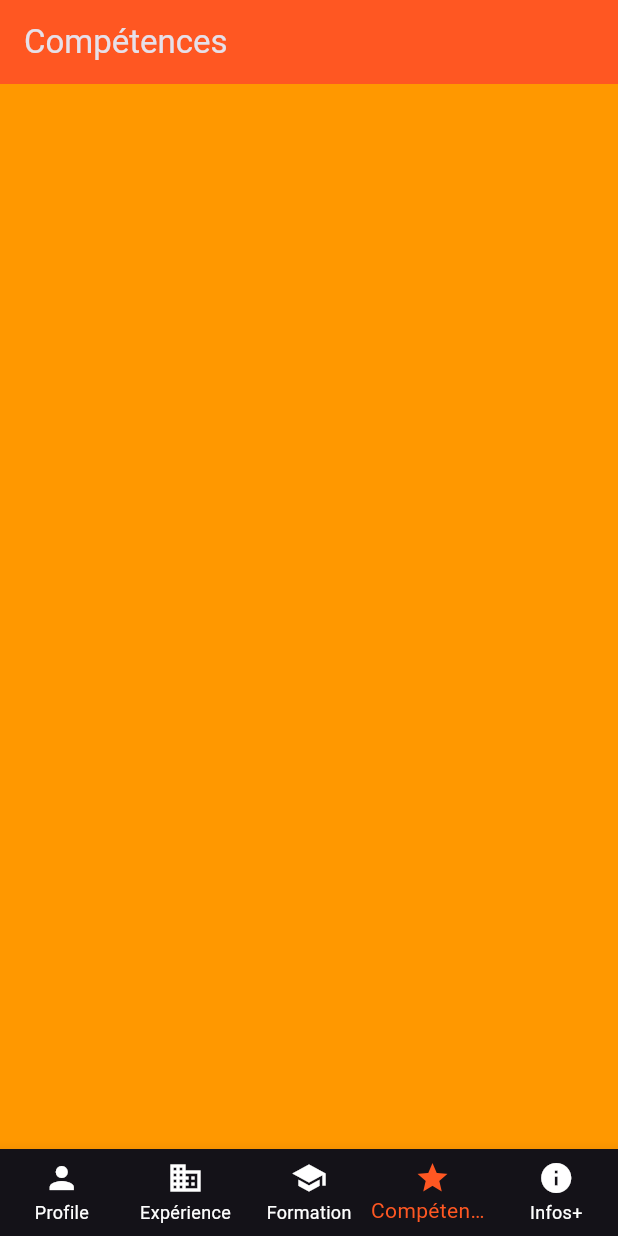
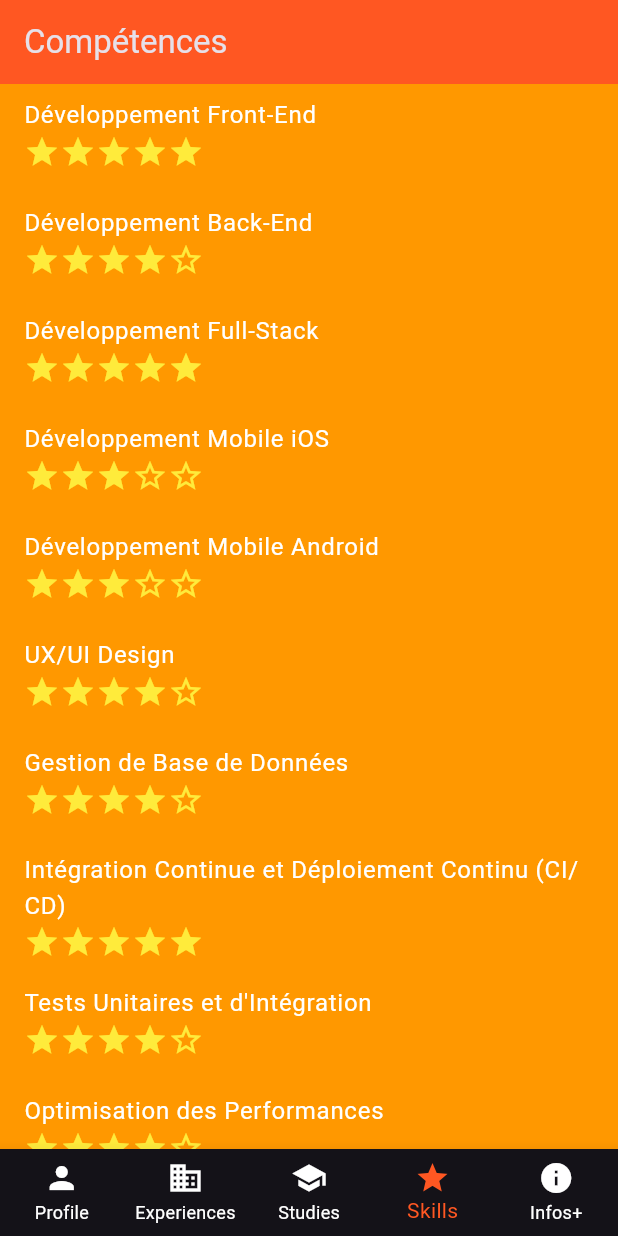
Before and after one commit to Nenuphare/CV_Flutter, a Flutter app: the screen it shows after launch, item 4 of the bottom bar chosen, on a phone screen of 412 x 824 dp. Run offline on Flutter 3.47's test engine with Material 3 defaults, Android fonts, the phone set to English and light mode, and no system bars; network calls fail.

Commit message:
Skills screen

```diff
--- a/lib/screens/device.dart
+++ b/lib/screens/device.dart
@@ -35,15 +35,15 @@ class _DeviceScreenState extends State<DeviceScreen> {
           ),
           BottomNavigationBarItem(
             icon: Icon(Icons.business),
-            label: 'Expérience',
+            label: 'Experiences',
           ),
           BottomNavigationBarItem(
             icon: Icon(Icons.school),
-            label: 'Formation',
+            label: 'Studies',
           ),
           BottomNavigationBarItem(
             icon: Icon(Icons.star),
-            label: 'Compétences',
+            label: 'Skills',
           ),
           BottomNavigationBarItem(
             icon: Icon(Icons.info),
--- a/lib/screens/skills.dart
+++ b/lib/screens/skills.dart
@@ -5,11 +5,68 @@ class SkillsScreen extends StatelessWidget {
 
   @override
   Widget build(BuildContext context) {
+    final List<Map<String, dynamic>> skills = [
+      {'name': 'Développement Front-End', 'level': 5},
+      {'name': 'Développement Back-End', 'level': 4},
+      {'name': 'Développement Full-Stack', 'level': 5},
+      {'name': 'Développement Mobile iOS', 'level': 3},
+      {'name': 'Développement Mobile Android', 'level': 3},
+      {'name': 'UX/UI Design', 'level': 4},
+      {'name': 'Gestion de Base de Données', 'level': 4},
+      {
+        'name': 'Intégration Continue et Déploiement Continu (CI/CD)',
+        'level': 5
+      },
+      {'name': 'Tests Unitaires et d\'Intégration', 'level': 4},
+      {'name': 'Optimisation des Performances', 'level': 4},
+      {'name': 'Sécurité Web', 'level': 5},
+      {'name': 'API RESTful', 'level': 5},
+      {'name': 'GraphQL', 'level': 3},
+      {'name': 'Développement avec Flutter', 'level': 5},
+      {'name': 'Développement avec React Native', 'level': 4},
+      {'name': 'Développement avec Vue.js', 'level': 4},
+      {'name': 'Développement avec Angular', 'level': 3},
+      {'name': 'Développement avec Django', 'level': 4},
+      {'name': 'Développement avec Node.js', 'level': 5},
+      {'name': 'Développement avec Laravel', 'level': 3},
+      {'name': 'Développement avec Ruby on Rails', 'level': 2},
+      {'name': 'Développement avec Spring Boot', 'level': 4},
+      {'name': 'Développement avec Kotlin', 'level': 3},
+      {'name': 'Développement avec Swift', 'level': 4},
+      {'name': 'Développement avec JavaScript', 'level': 5},
+      {'name': 'Développement avec TypeScript', 'level': 4},
+      {'name': 'Développement avec Python', 'level': 5},
+      {'name': 'Développement avec PHP', 'level': 4},
+      {'name': 'Développement avec Java', 'level': 5},
+      {'name': 'Développement avec C#', 'level': 4},
+    ];
+
     return Scaffold(
       appBar: AppBar(
         title: const Text("Compétences"),
         backgroundColor: Colors.deepOrange,
       ),
+      body: Container(
+        child: ListView.builder(
+          itemCount: skills.length,
+          itemBuilder: (context, index) {
+            return ListTile(
+              title: Text(
+                skills[index]['name'],
+                style: const TextStyle(color: Colors.white),
+              ),
+              subtitle: Row(
+                children: List.generate(5, (i) {
+                  return Icon(
+                    i < skills[index]['level'] ? Icons.star : Icons.star_border,
+                    color: Colors.yellow,
+                  );
+                }),
+              ),
+            );
+          },
+        ),
+      ),
     );
   }
 }
```
